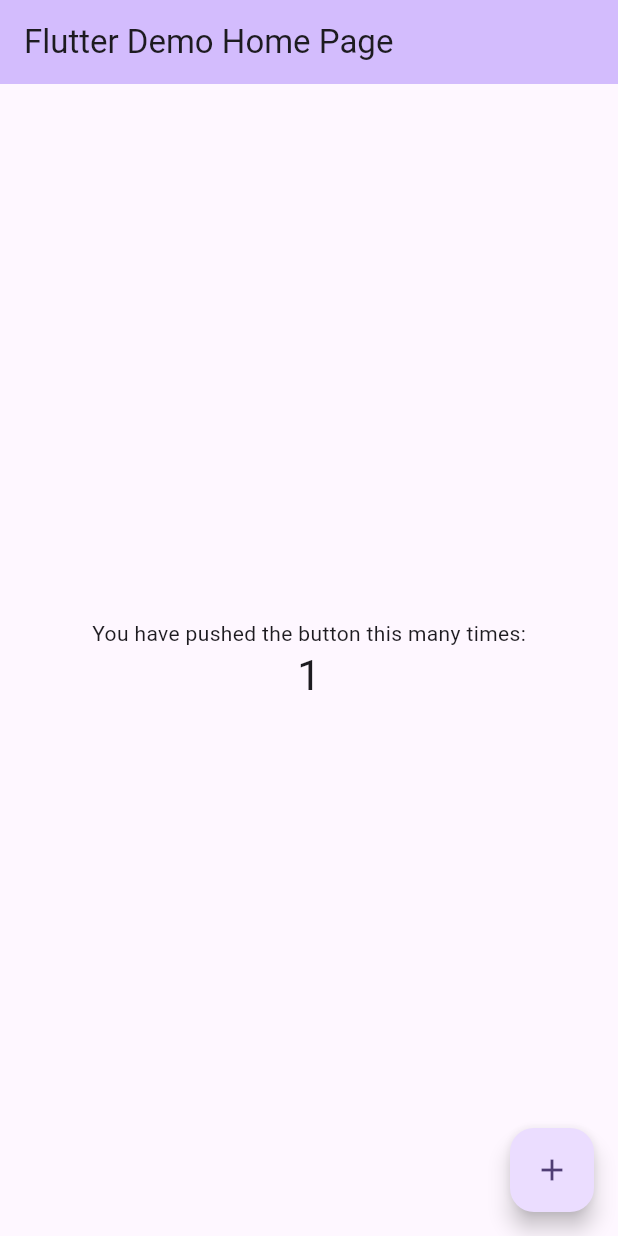
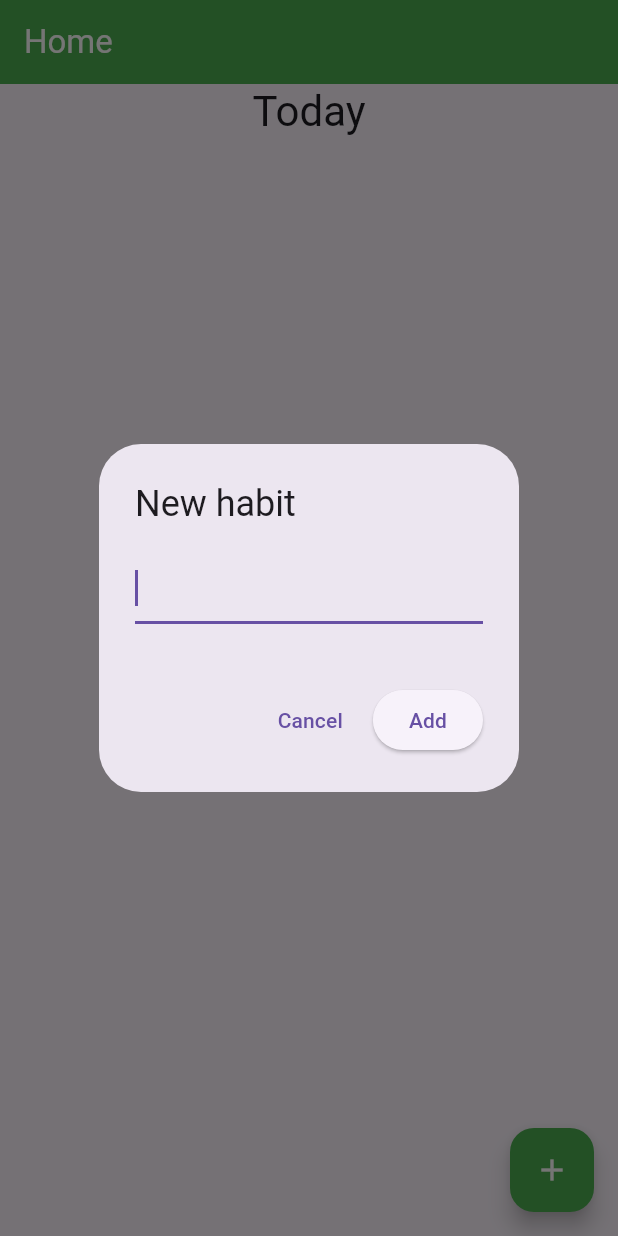
Before and after one commit to afarfanm/habit_tracker, a Flutter app: the screen it shows after launch, after a tap on the "add" icon, on a phone screen of 412 x 824 dp. Run offline on Flutter 3.47's test engine with Material 3 defaults, Android fonts, the phone set to English and light mode, and no system bars.

Commit message:
Added base logic for today's view

```diff
--- a/lib/main.dart
+++ b/lib/main.dart
@@ -1,125 +1,6 @@
 import 'package:flutter/material.dart';
+import 'package:habit_tracker/view/my_app.dart';
 
 void main() {
   runApp(const MyApp());
 }
-
-class MyApp extends StatelessWidget {
-  const MyApp({super.key});
-
-  // This widget is the root of your application.
-  @override
-  Widget build(BuildContext context) {
-    return MaterialApp(
-      title: 'Flutter Demo',
-      theme: ThemeData(
-        // This is the theme of your application.
-        //
-        // TRY THIS: Try running your application with "flutter run". You'll see
-        // the application has a purple toolbar. Then, without quitting the app,
-        // try changing the seedColor in the colorScheme below to Colors.green
-        // and then invoke "hot reload" (save your changes or press the "hot
-        // reload" button in a Flutter-supported IDE, or press "r" if you used
-        // the command line to start the app).
-        //
-        // Notice that the counter didn't reset back to zero; the application
-        // state is not lost during the reload. To reset the state, use hot
-        // restart instead.
-        //
-        // This works for code too, not just values: Most code changes can be
-        // tested with just a hot reload.
-        colorScheme: ColorScheme.fromSeed(seedColor: Colors.deepPurple),
-        useMaterial3: true,
-      ),
-      home: const MyHomePage(title: 'Flutter Demo Home Page'),
-    );
-  }
-}
-
-class MyHomePage extends StatefulWidget {
-  const MyHomePage({super.key, required this.title});
-
-  // This widget is the home page of your application. It is stateful, meaning
-  // that it has a State object (defined below) that contains fields that affect
-  // how it looks.
-
-  // This class is the configuration for the state. It holds the values (in this
-  // case the title) provided by the parent (in this case the App widget) and
-  // used by the build method of the State. Fields in a Widget subclass are
-  // always marked "final".
-
-  final String title;
-
-  @override
-  State<MyHomePage> createState() => _MyHomePageState();
-}
-
-class _MyHomePageState extends State<MyHomePage> {
-  int _counter = 0;
-
-  void _incrementCounter() {
-    setState(() {
-      // This call to setState tells the Flutter framework that something has
-      // changed in this State, which causes it to rerun the build method below
-      // so that the display can reflect the updated values. If we changed
-      // _counter without calling setState(), then the build method would not be
-      // called again, and so nothing would appear to happen.
-      _counter++;
-    });
-  }
-
-  @override
-  Widget build(BuildContext context) {
-    // This method is rerun every time setState is called, for instance as done
-    // by the _incrementCounter method above.
-    //
-    // The Flutter framework has been optimized to make rerunning build methods
-    // fast, so that you can just rebuild anything that needs updating rather
-    // than having to individually change instances of widgets.
-    return Scaffold(
-      appBar: AppBar(
-        // TRY THIS: Try changing the color here to a specific color (to
-        // Colors.amber, perhaps?) and trigger a hot reload to see the AppBar
-        // change color while the other colors stay the same.
-        backgroundColor: Theme.of(context).colorScheme.inversePrimary,
-        // Here we take the value from the MyHomePage object that was created by
-        // the App.build method, and use it to set our appbar title.
-        title: Text(widget.title),
-      ),
-      body: Center(
-        // Center is a layout widget. It takes a single child and positions it
-        // in the middle of the parent.
-        child: Column(
-          // Column is also a layout widget. It takes a list of children and
-          // arranges them vertically. By default, it sizes itself to fit its
-          // children horizontally, and tries to be as tall as its parent.
-          //
-          // Column has various properties to control how it sizes itself and
-          // how it positions its children. Here we use mainAxisAlignment to
-          // center the children vertically; the main axis here is the vertical
-          // axis because Columns are vertical (the cross axis would be
-          // horizontal).
-          //
-          // TRY THIS: Invoke "debug painting" (choose the "Toggle Debug Paint"
-          // action in the IDE, or press "p" in the console), to see the
-          // wireframe for each widget.
-          mainAxisAlignment: MainAxisAlignment.center,
-          children: <Widget>[
-            const Text(
-              'You have pushed the button this many times:',
-            ),
-            Text(
-              '$_counter',
-              style: Theme.of(context).textTheme.headlineMedium,
-            ),
-          ],
-        ),
-      ),
-      floatingActionButton: FloatingActionButton(
-        onPressed: _incrementCounter,
-        tooltip: 'Increment',
-        child: const Icon(Icons.add),
-      ), // This trailing comma makes auto-formatting nicer for build methods.
-    );
-  }
-}
--- /dev/null
+++ b/lib/model/date_dao.dart
@@ -0,0 +1,4 @@
+class DateDAO {
+  static final DateTime _time = DateTime.now();
+  static final String todayString = "${_time.day}/${_time.month}/${_time.year}";
+}
--- /dev/null
+++ b/lib/model/habit.dart
@@ -0,0 +1,30 @@
+class Habit {
+  // Separator used for the habit records' tokenized strings.
+  static const _tokenSeparator = "\\";
+
+  late String name;
+  late bool done;
+
+  Habit(this.name, {this.done = false});
+
+  /// Interprets a record written today.
+  Habit.fromTodayRecord(String record) {
+    List<String> tokens = record.split(_tokenSeparator);
+
+    name = tokens[0];
+    done = tokens[1] == "true";
+  }
+
+  /// Interprets a record written days ago.
+  Habit.fromOldRecord(String record) {
+    List<String> tokens = record.split(_tokenSeparator);
+
+    name = tokens[0];
+    done = false;
+  }
+
+  /// Creates a tokenized string to use as the record form of this habit.
+  String toRecord() {
+    return "$name$_tokenSeparator$done";
+  }
+}
--- /dev/null
+++ b/lib/model/habits_dao.dart
@@ -0,0 +1,43 @@
+import 'dart:io';
+
+import 'package:habit_tracker/model/date_dao.dart';
+import 'package:habit_tracker/model/habit.dart';
+
+class HabitsDAO {
+  static File get _localFile {
+    return File("${Directory.current.path}/habits.txt");
+  }
+
+  static Future<File> writeHabitRecords(List<Habit> habitList) {
+    String records = "${DateDAO.todayString}\n";
+
+    for (Habit habit in habitList) {
+      records += "${habit.toRecord()}\n";
+    }
+    final file = _localFile;
+    return file.writeAsString(records);
+  }
+
+  static Future<List<Habit>> readHabitRecords() async {
+    final file = _localFile;
+    if (!(await file.exists())) {
+      return [];
+    }
+
+    List<String> records = await file.readAsLines();
+    String recordsDate = records[0];
+    List<Habit> habits = [];
+
+    if (recordsDate == DateDAO.todayString) {
+      for (String record in records.sublist(1)) {
+        habits.add(Habit.fromTodayRecord(record));
+      }
+    } else {
+      for (String record in records.sublist(1)) {
+        habits.add(Habit.fromOldRecord(record));
+      }
+    }
+
+    return habits;
+  }
+}
--- /dev/null
+++ b/lib/view/home_page.dart
@@ -0,0 +1,122 @@
+import 'dart:ui';
+
+import 'package:flutter/material.dart';
+import 'package:habit_tracker/model/habit.dart';
+import 'package:habit_tracker/model/habits_dao.dart';
+import 'package:habit_tracker/view/new_habit_dialog.dart';
+import 'package:habit_tracker/view/today_list_item.dart';
+
+class HomePage extends StatefulWidget {
+  const HomePage({super.key, required String title}) : _title = title;
+
+  final String _title;
+
+  @override
+  State<HomePage> createState() => _HomePageState();
+}
+
+class _HomePageState extends State<HomePage> {
+  final List<Habit> _habitList = [];
+  late final AppLifecycleListener _lifecycleListener;
+
+  @override
+  void initState() {
+    super.initState();
+    HabitsDAO.readHabitRecords().then((fetchedHabits) {
+      setState(() {
+        for (Habit habit in fetchedHabits) {
+          _habitList.add(habit);
+        }
+      });
+    });
+    _lifecycleListener = AppLifecycleListener(
+      onExitRequested: () async {
+        await HabitsDAO.writeHabitRecords(_habitList);
+        return AppExitResponse.exit;
+      },
+    );
+  }
+
+  @override
+  void dispose() {
+    _lifecycleListener.dispose();
+    super.dispose();
+  }
+
+  @override
+  Widget build(BuildContext context) {
+    return Scaffold(
+      appBar: AppBar(
+        title: Text(widget._title),
+      ),
+      body: Center(
+        child: Column(
+          children: [
+            Text("Today", style: _getHeadlineStyle(context)),
+            const SizedBox(height: 16.0),
+            Expanded(
+              child: SingleChildScrollView(
+                scrollDirection: Axis.vertical,
+                child: Column(
+                  children: _generateHabitList(),
+                ),
+              ),
+            ),
+            const SizedBox(height: 100),
+          ],
+        ),
+      ),
+      floatingActionButton: FloatingActionButton(
+        onPressed: _showHabitCreationDialog,
+        tooltip: 'Add habit',
+        child: const Icon(Icons.add),
+      ),
+    );
+  }
+
+  TextStyle? _getHeadlineStyle(BuildContext context) {
+    return Theme.of(context).textTheme.headlineMedium;
+  }
+
+  List<Widget> _generateHabitList() {
+    return List.generate(
+      _habitList.length,
+      (i) {
+        return Container(
+          color: i % 2 == 0 ? Colors.green[500] : Colors.green[400],
+          child: TodayListItem(
+            habit: _habitList[i],
+            onMarkToggle: (m) => _toggleHabitDoneMark(m, i),
+            onDelete: () => _removeHabitAt(i),
+          ),
+        );
+      },
+    );
+  }
+
+  void _toggleHabitDoneMark(bool marked, int index) {
+    setState(() {
+      _habitList[index].done = marked;
+    });
+  }
+
+  void _removeHabitAt(int index) {
+    setState(() {
+      _habitList.removeAt(index);
+    });
+  }
+
+  void _showHabitCreationDialog() {
+    showDialog(
+      context: context,
+      builder: (BuildContext context) =>
+          NewHabitDialog(onHabitCreated: _addHabit),
+    );
+  }
+
+  void _addHabit(String name) {
+    setState(() {
+      _habitList.add(Habit(name));
+    });
+  }
+}
--- /dev/null
+++ b/lib/view/my_app.dart
@@ -0,0 +1,20 @@
+import 'package:flutter/material.dart';
+import 'package:habit_tracker/view/home_page.dart';
+
+class MyApp extends StatelessWidget {
+  const MyApp({super.key});
+
+  @override
+  Widget build(BuildContext context) {
+    return MaterialApp(
+      title: 'Habit Tracker',
+      theme: ThemeData(
+        floatingActionButtonTheme: const FloatingActionButtonThemeData(
+            backgroundColor: Colors.green, foregroundColor: Colors.white),
+        appBarTheme: const AppBarTheme(
+            color: Colors.green, foregroundColor: Colors.white),
+      ),
+      home: const HomePage(title: 'Home'),
+    );
+  }
+}
--- /dev/null
+++ b/lib/view/new_habit_dialog.dart
@@ -0,0 +1,87 @@
+import 'package:flutter/material.dart';
+
+class NewHabitDialog extends StatefulWidget {
+  const NewHabitDialog(
+      {super.key, required void Function(String) onHabitCreated})
+      : _onHabitCreated = onHabitCreated;
+
+  final void Function(String) _onHabitCreated;
+
+  @override
+  State<NewHabitDialog> createState() => _NewHabitDialogState();
+}
+
+class _NewHabitDialogState extends State<NewHabitDialog> {
+  late final TextEditingController _newHabitTextInputController;
+  String _errorMessage = "";
+
+  @override
+  void initState() {
+    super.initState();
+    _newHabitTextInputController = TextEditingController();
+  }
+
+  @override
+  void dispose() {
+    _newHabitTextInputController.dispose();
+    super.dispose();
+  }
+
+  @override
+  Widget build(BuildContext context) {
+    return AlertDialog(
+      title: const Text("New habit"),
+      content: Column(
+        mainAxisSize: MainAxisSize.min,
+        children: [
+          TextField(
+            controller: _newHabitTextInputController,
+            autofocus: true,
+          ),
+          const SizedBox(height: 16.0),
+          Builder(builder: _renderOptionalErrorMessage),
+        ],
+      ),
+      actions: [
+        TextButton(
+          onPressed: () => _cancelHabitCreation(context),
+          child: const Text("Cancel"),
+        ),
+        ElevatedButton(
+          onPressed: () => _confirmHabitCreation(context),
+          child: const Text("Add"),
+        ),
+      ],
+    );
+  }
+
+  Widget _renderOptionalErrorMessage(BuildContext context) {
+    if (_errorMessage.isNotEmpty) {
+      return Text(
+        _errorMessage,
+        style: const TextStyle(color: Colors.red),
+      );
+    } else {
+      return Container();
+    }
+  }
+
+  void _cancelHabitCreation(BuildContext context) {
+    _errorMessage = "";
+    Navigator.of(context).pop();
+  }
+
+  void _confirmHabitCreation(BuildContext context) {
+    String newHabitName = _newHabitTextInputController.text;
+
+    if (newHabitName.isEmpty) {
+      setState(() {
+        _errorMessage = "Enter a name for the new habit";
+      });
+    } else {
+      _errorMessage = "";
+      widget._onHabitCreated(newHabitName);
+      Navigator.of(context).pop();
+    }
+  }
+}
```
Also changed, not shown: lib/view/today_list_item.dart (added, +58 -0 lines).
